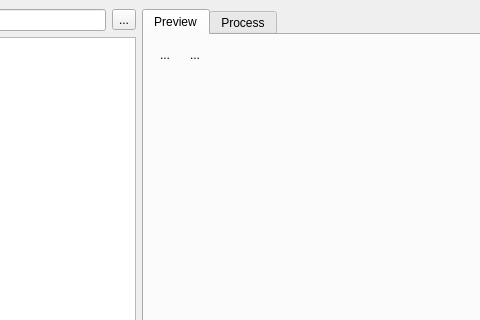
This is mainwindow.ui in adwolfe/yawt as Qt 5 draws it before an edit; both pictures show x 304 to 784 and y 0 to 320 of the 1102 by 600 pixel window. The edited form follows.
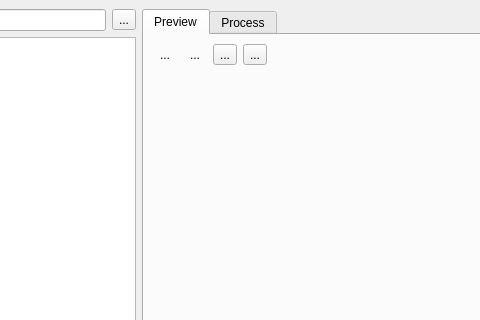
This is the edited form. Custom widgets are drawn as their Qt base class.

What changed in the file:
```diff
--- a/mainwindow.ui
+++ b/mainwindow.ui
@@ -79,6 +79,20 @@
             </property>
            </widget>
           </item>
+          <item>
+           <widget class="QToolButton" name="cropModeButton">
+            <property name="text">
+             <string>...</string>
+            </property>
+           </widget>
+          </item>
+          <item>
+           <widget class="QToolButton" name="threshModeButton">
+            <property name="text">
+             <string>...</string>
+            </property>
+           </widget>
+          </item>
           <item>
            <spacer name="horizontalSpacer">
             <property name="orientation">
```
